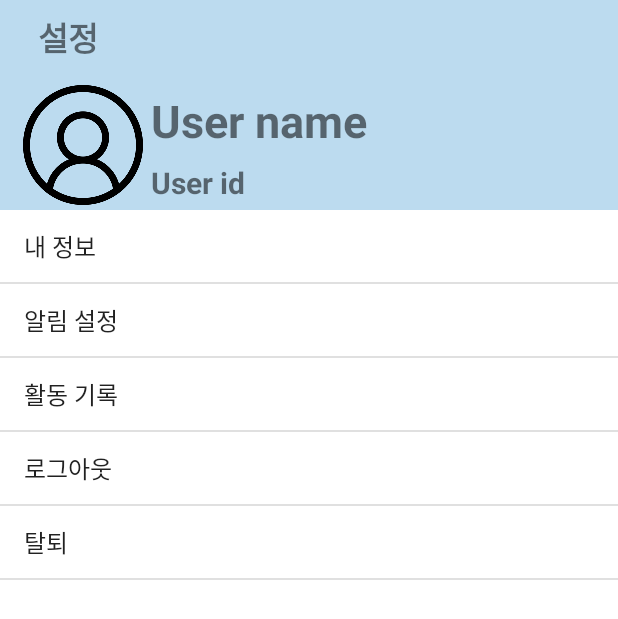
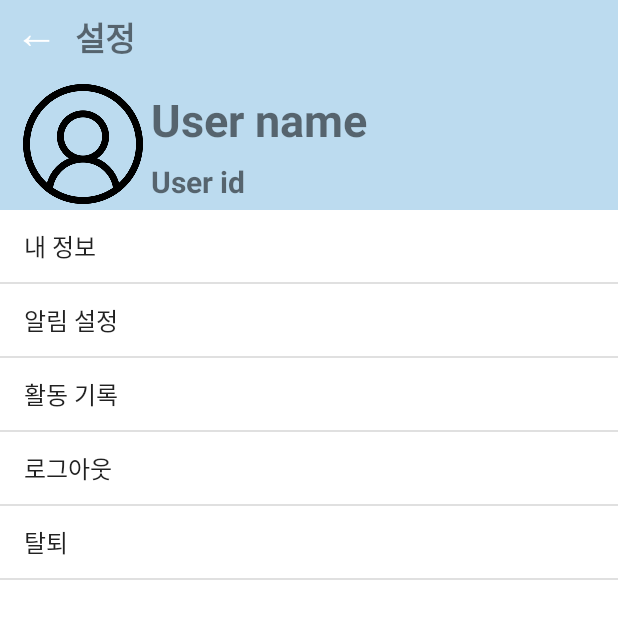
Before and after one commit to WIS-APP-Studio/HOBBING, an Android app: the ProfileSettingActivity screen opened directly, with no data from a screen before it, on a phone screen of 412 x 824 dp. Shown: the top 619 px of the screen. Run offline under Robolectric (Android 15) with nearby library versions, the phone set to English and light mode, and no system bars.

Commit message:
3차 업로드

```diff
--- a/app/src/main/res/layout/activity_profile_setting.xml
+++ b/app/src/main/res/layout/activity_profile_setting.xml
@@ -19,11 +19,21 @@
             <TextView
                 android:layout_width="wrap_content"
                 android:layout_height="wrap_content"
-                android:layout_marginLeft="25dp"
+                android:layout_marginLeft="50dp"
                 android:layout_marginTop="8dp"
                 android:text="설정"
                 android:textSize="10pt"
                 android:textStyle="bold" />
+
+            <TextView
+                android:id="@+id/activity_write_post_cancel2"
+                android:layout_width="wrap_content"
+                android:layout_height="wrap_content"
+                android:layout_marginLeft="10dp"
+                android:layout_marginTop="-40dp"
+                android:text="←"
+                android:textColor="@color/white"
+                android:textSize="13pt" />
 
             <LinearLayout
                 android:layout_width="match_parent"
```
